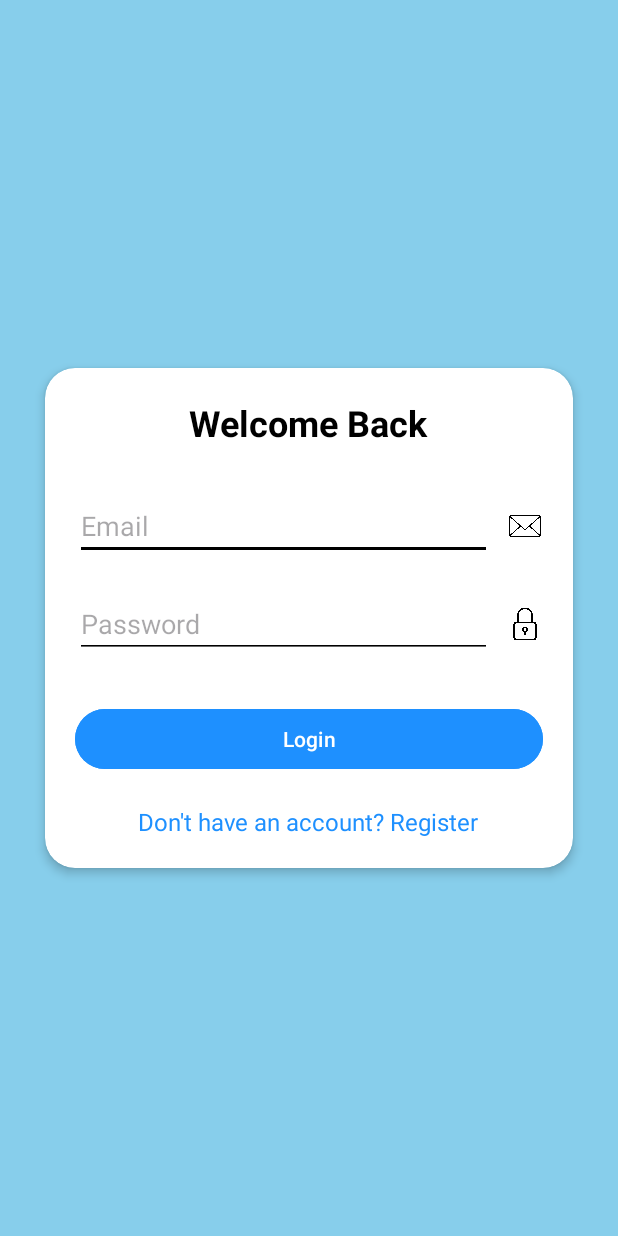
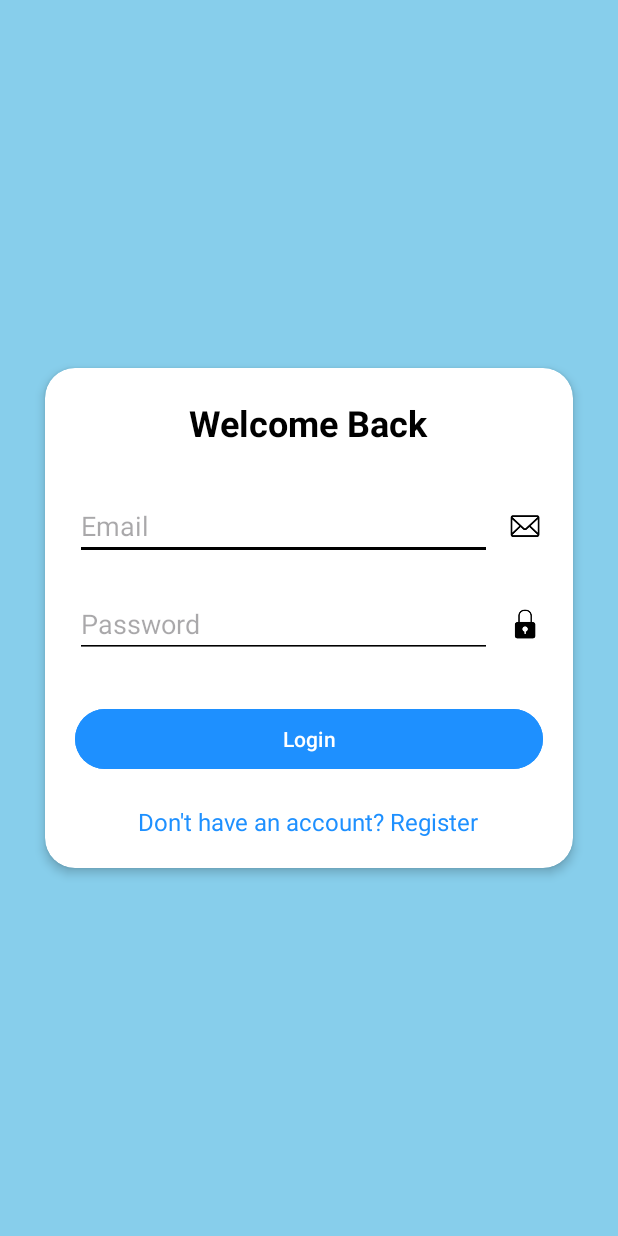
Before and after one commit to DeniseIra02/iDrated, an Android app: the screen it shows after launch (LoginActivity), on a phone screen of 412 x 824 dp. Run offline under Robolectric (Android 15) with nearby library versions, the phone set to English and light mode, and no system bars; our stand-ins replace Firebase (no records; nobody signed in at launch, a user with empty details on screens opened directly).

Commit message:
change icon for login and password

```diff
--- a/app/src/main/res/layout/activity_login.xml
+++ b/app/src/main/res/layout/activity_login.xml
@@ -63,7 +63,7 @@
                         android:layout_height="24dp"
                         android:layout_marginStart="10dp"
                         android:contentDescription="Email Icon"
-                        android:src="@drawable/Email_icon" />
+                        android:src="@drawable/email_icon" />
                 </LinearLayout>
 
                 <!-- Password Field with Icon -->
```
Also changed, not shown: app/src/main/res/drawable/Email_icon.png (deleted), app/src/main/res/drawable/email_icon.png (added), app/src/main/res/drawable/pass_icon.png.
